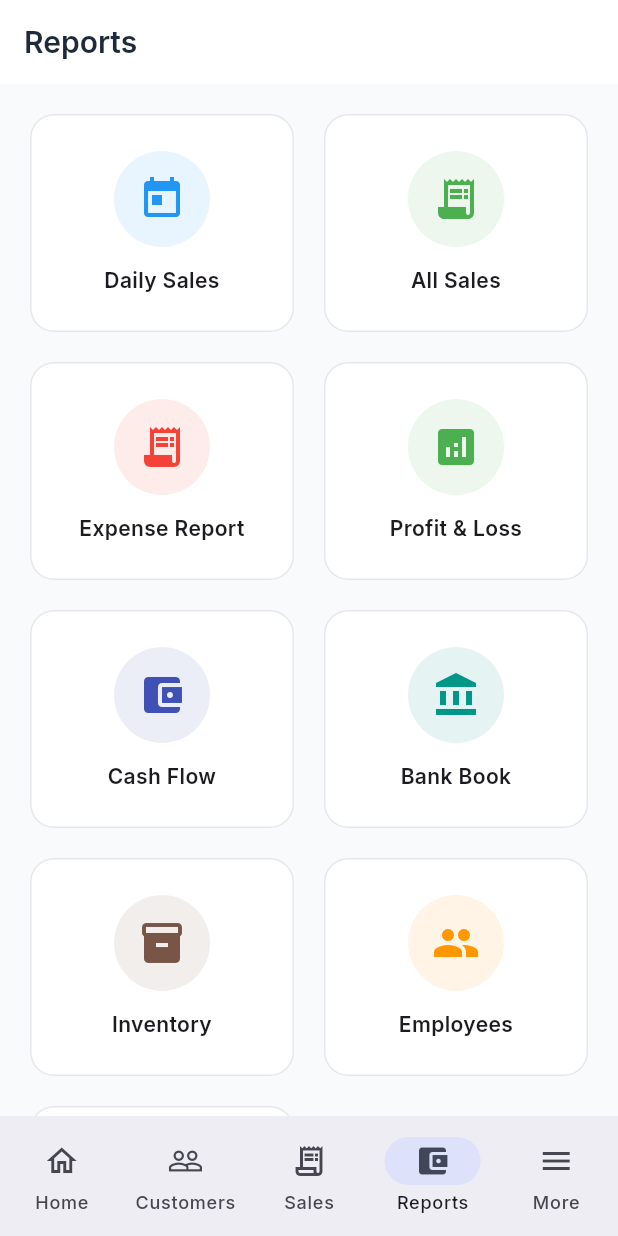
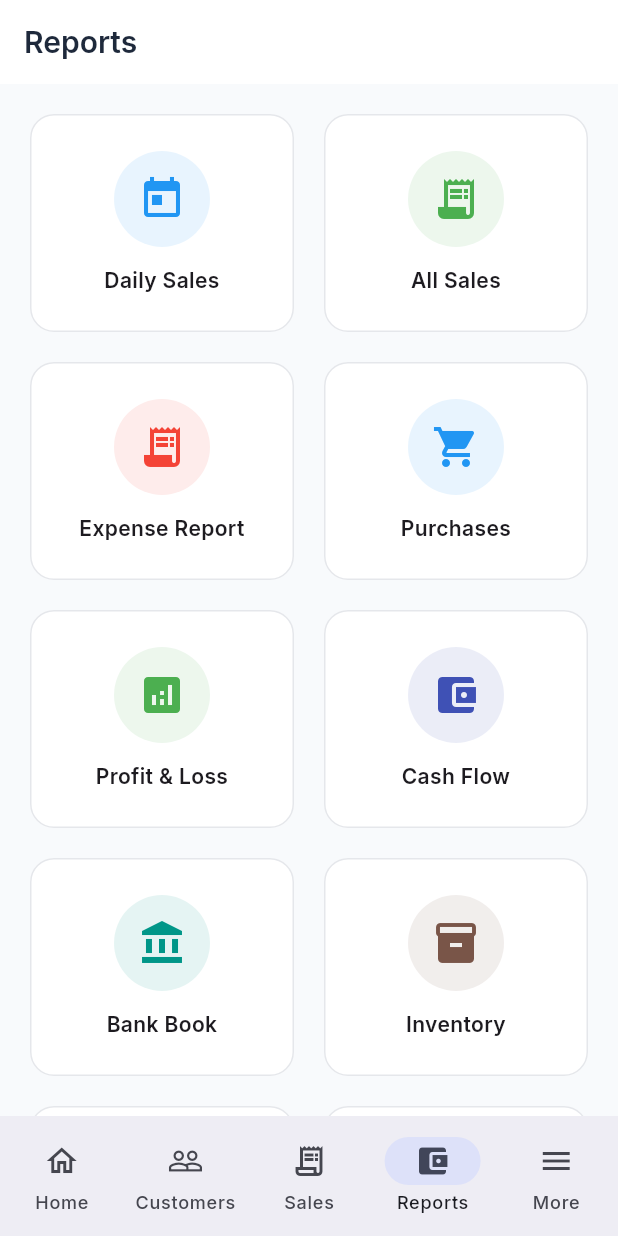
Before and after one commit to nnbabu13/wateros, a Flutter app: the ReportsScreen screen opened by its route, on a phone screen of 412 x 824 dp. Run offline on Flutter 3.47's test engine with Material 3 defaults, Android fonts, the phone set to English and light mode, and no system bars; our stand-ins replace connectivity_plus, flutter_riverpod, flutter_svg, gap, go_router, google_fonts and 5 more; accounts and stored records are empty.

Commit message:
Add Purchases tile to Reports screen

```diff
--- a/lib/features/reports/presentation/screens/reports_screen.dart
+++ b/lib/features/reports/presentation/screens/reports_screen.dart
@@ -11,6 +11,7 @@ class ReportsScreen extends StatelessWidget {
       _ReportOption('Daily Sales', Icons.today, Colors.blue, '/daily-sales'),
       _ReportOption('All Sales', Icons.receipt_long, Colors.green, '/sales'),
       _ReportOption('Expense Report', Icons.receipt_long, Colors.red, '/reports/expense-report'),
+      _ReportOption('Purchases', Icons.shopping_cart, Colors.blue, '/purchases'),
       _ReportOption('Profit & Loss', Icons.analytics, Colors.green, '/reports/pnl'),
       _ReportOption('Cash Flow', Icons.account_balance_wallet, Colors.indigo, '/cashbook'),
       _ReportOption('Bank Book', Icons.account_balance, Colors.teal, '/bankbook'),
```
